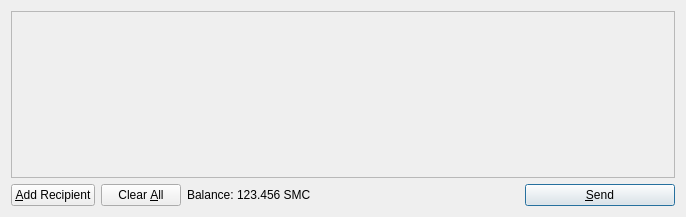
Above: src/qt/forms/sendcoinsdialog.ui from bd9142/campuscoin before the change. Below: the same form after it.
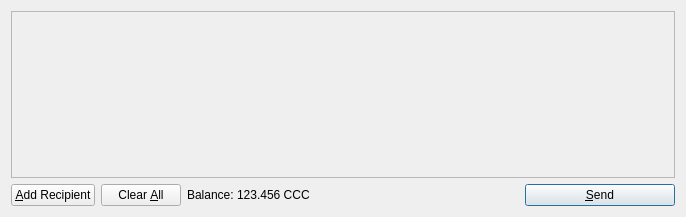
That is the form after the change. Icons and pictures are not drawn.

Diff of the .ui file:
```diff
--- a/src/qt/forms/sendcoinsdialog.ui
+++ b/src/qt/forms/sendcoinsdialog.ui
@@ -119,7 +119,7 @@
           <cursorShape>IBeamCursor</cursorShape>
          </property>
          <property name="text">
-          <string>123.456 SMC</string>
+          <string>123.456 CCC</string>
          </property>
          <property name="textInteractionFlags">
           <set>Qt::LinksAccessibleByMouse|Qt::TextSelectableByKeyboard|Qt::TextSelectableByMouse</set>
```
